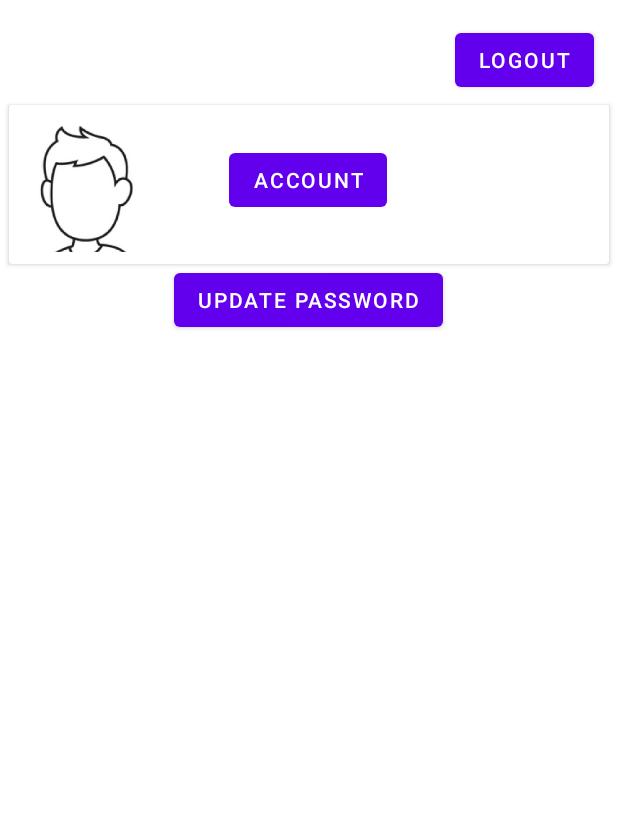
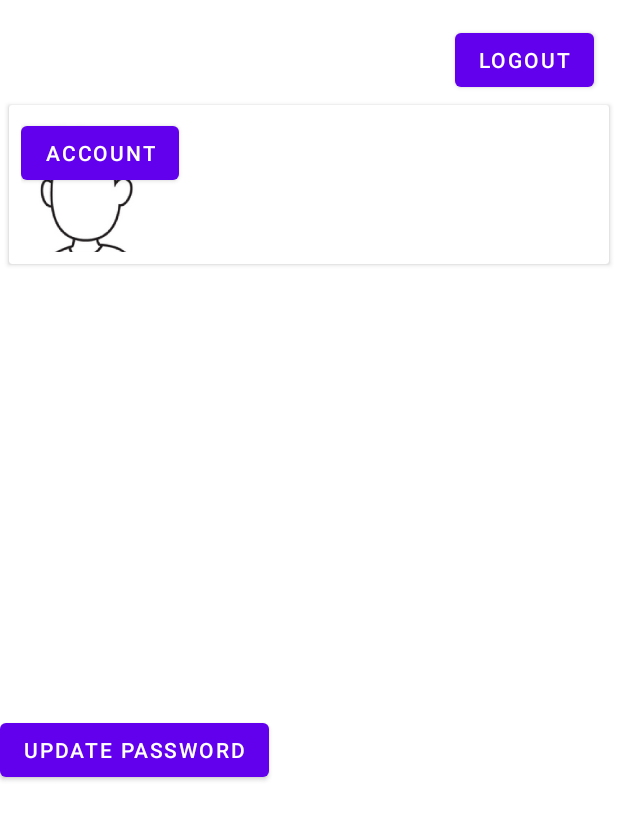
Before and after one commit to brysonsim/UNCCCapstone, an Android app: the fragment SettingsFragment shown on its own in the app's theme, on a phone screen of 412 x 824 dp. Shown: the top 820 px of the screen. Run offline under Robolectric (Android 15) with nearby library versions, the phone set to English and light mode, and no system bars; our stand-ins replace Firebase (no records; nobody signed in at launch, a user with empty details on screens opened directly); 2 statements that could not run were skipped.

Commit message:
fragment update

```diff
--- a/app/src/main/res/layout/fragment_settings.xml
+++ b/app/src/main/res/layout/fragment_settings.xml
@@ -66,6 +66,15 @@
                 app:layout_constraintStart_toStartOf="@+id/userName"
                 app:layout_constraintTop_toBottomOf="@+id/userName" />
 
+            <Button
+                android:id="@+id/buttonAccount"
+                android:layout_width="wrap_content"
+                android:layout_height="wrap_content"
+                android:text="@string/account_label"
+                tools:ignore="MissingConstraints"
+                tools:layout_editor_absoluteX="271dp"
+                tools:layout_editor_absoluteY="50dp" />
+
 
         </androidx.constraintlayout.widget.ConstraintLayout>
 
@@ -94,27 +103,14 @@
         app:layout_constraintStart_toStartOf="parent"
         app:layout_constraintTop_toTopOf="parent" />
 
-
-    <Button
-        android:id="@+id/buttonAccount"
-        android:layout_width="wrap_content"
-        android:layout_height="wrap_content"
-        android:layout_marginTop="32dp"
-        android:text="@string/account_label"
-        app:layout_constraintEnd_toEndOf="parent"
-        app:layout_constraintHorizontal_bias="0.498"
-        app:layout_constraintStart_toStartOf="parent"
-        app:layout_constraintTop_toBottomOf="@+id/buttonLogout"
-        tools:ignore="MissingConstraints" />
-
     <Button
         android:id="@+id/buttonUpdatePassword"
         android:layout_width="wrap_content"
         android:layout_height="wrap_content"
-        android:layout_marginTop="32dp"
         android:text="Update Password"
-        app:layout_constraintEnd_toEndOf="@+id/buttonAccount"
-        app:layout_constraintStart_toStartOf="@+id/buttonAccount"
-        app:layout_constraintTop_toBottomOf="@+id/buttonAccount" />
+        app:layout_constraintBottom_toBottomOf="parent"
+        app:layout_constraintTop_toBottomOf="@+id/valueHostCardView"
+        tools:layout_editor_absoluteX="143dp" />
+
 
 </androidx.constraintlayout.widget.ConstraintLayout>
```
